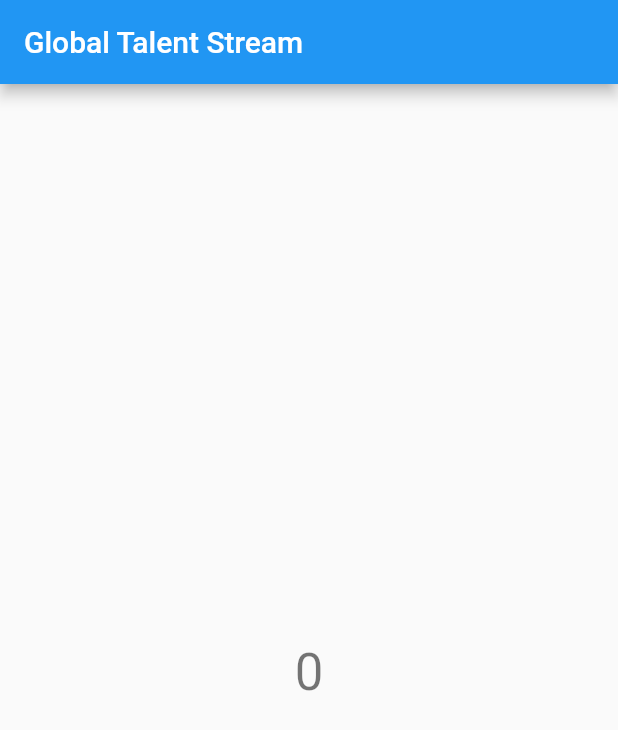
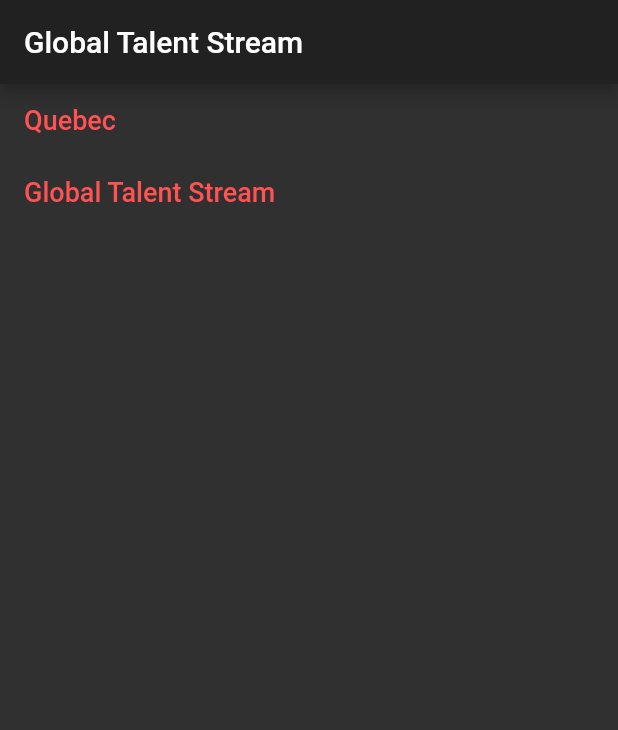
Before and after one commit to piladzisi/canada, a Flutter app: the screen it shows after launch, on a phone screen of 412 x 824 dp. Shown: the top 730 px of the screen. Run offline on Flutter 3.47's test engine with Material 2 defaults, Android fonts, the phone set to English and light mode, and no system bars; Roboto replaces fonts that are missing (Futura).

Commit message:
linkButton

```diff
--- /dev/null
+++ b/canada_app/lib/linkButton.dart
@@ -0,0 +1,33 @@
+import 'package:flutter/material.dart';
+import 'package:url_launcher/url_launcher.dart';
+
+class LinkButton extends StatelessWidget {
+  LinkButton({this.url, this.text});
+
+  final String url;
+  final String text;
+
+  @override
+  Widget build(BuildContext context) {
+    return FlatButton(
+      onPressed: () {
+        _launchURL(url);
+        print('pressed');
+      },
+      child: Text(
+        text,
+        style: TextStyle(
+            color: Colors.redAccent, fontSize: 18.0, fontFamily: 'Futura'),
+      ),
+    );
+  }
+}
+
+_launchURL(url) async {
+  //String url;
+  if (await canLaunch(url)) {
+    await launch(url);
+  } else {
+    throw 'Could not launch $url';
+  }
+}
--- a/canada_app/lib/main.dart
+++ b/canada_app/lib/main.dart
@@ -1,4 +1,5 @@
 import 'package:flutter/material.dart';
+import 'my_home_page.dart';
 
 void main() => runApp(MyApp());
 
@@ -7,86 +8,11 @@ class MyApp extends StatelessWidget {
   @override
   Widget build(BuildContext context) {
     return MaterialApp(
-      title: 'Flutter Demo',
-      theme: ThemeData(
-        // This is the theme of your application.
-        //
-        // Try running your application with "flutter run". You'll see the
-        // application has a blue toolbar. Then, without quitting the app, try
-        // changing the primarySwatch below to Colors.green and then invoke
-        // "hot reload" (press "r" in the console where you ran "flutter run",
-        // or simply save your changes to "hot reload" in a Flutter IDE).
-        // Notice that the counter didn't reset back to zero; the application
-        // is not restarted.
-        primarySwatch: Colors.blue,
+      title: 'Canada ',
+      theme: ThemeData.dark().copyWith(
+        accentColor: Colors.redAccent,
       ),
       home: MyHomePage(title: 'Global Talent Stream'),
     );
   }
 }
-
-class MyHomePage extends StatefulWidget {
-  MyHomePage({Key key, this.title}) : super(key: key);
-
-  // This widget is the home page of your application. It is stateful, meaning
-  // that it has a State object (defined below) that contains fields that affect
-  // how it looks.
-
-  // This class is the configuration for the state. It holds the values (in this
-  // case the title) provided by the parent (in this case the App widget) and
-  // used by the build method of the State. Fields in a Widget subclass are
-  // always marked "final".
-
-  final String title;
-
-  @override
-  _MyHomePageState createState() => _MyHomePageState();
-}
-
-class _MyHomePageState extends State<MyHomePage> {
-  int _counter = 0;
-
-  void _incrementCounter() {
-    setState(() {
-      // This call to setState tells the Flutter framework that something has
-      // changed in this State, which causes it to rerun the build method below
-      // so that the display can reflect the updated values. If we changed
-      // _counter without calling setState(), then the build method would not be
-      // called again, and so nothing would appear to happen.
-      _counter++;
-    });
-  }
-
-  @override
-  Widget build(BuildContext context) {
-    // This method is rerun every time setState is called, for instance as done
-    // by the _incrementCounter method above.
-    //
-    // The Flutter framework has been optimized to make rerunning build methods
-    // fast, so that you can just rebuild anything that needs updating rather
-    // than having to individually change instances of widgets.
-    return Scaffold(
-      appBar: AppBar(
-        // Here we take the value from the MyHomePage object that was created by
-        // the App.build method, and use it to set our appbar title.
-        title: Text(widget.title),
-      ),
-      body: Center(
-        // Center is a layout widget. It takes a single child and positions it
-        // in the middle of the parent.
-        child: Column(
-          mainAxisAlignment: MainAxisAlignment.center,
-          children: <Widget>[
-            Text(
-              '',
-            ),
-            Text(
-              '$_counter',
-              style: Theme.of(context).textTheme.display1,
-            ),
-          ],
-        ),
-      ),
-    );
-  }
-}
--- /dev/null
+++ b/canada_app/lib/my_home_page.dart
@@ -0,0 +1,37 @@
+import 'package:flutter/material.dart';
+import 'linkButton.dart';
+
+class MyHomePage extends StatefulWidget {
+  MyHomePage({Key key, this.title}) : super(key: key);
+  final String title;
+
+  @override
+  _MyHomePageState createState() => _MyHomePageState();
+}
+
+class _MyHomePageState extends State<MyHomePage> {
+  @override
+  Widget build(BuildContext context) {
+    return Scaffold(
+      appBar: AppBar(
+        title: Text(widget.title),
+      ),
+      body: Column(
+        mainAxisAlignment: MainAxisAlignment.start,
+        crossAxisAlignment: CrossAxisAlignment.start,
+        children: <Widget>[
+          LinkButton(
+            url:
+                'https://www.canadavisa.com/quebec-regional-list-occupations-simplified-processing.html#gs.idyglq',
+            text: 'Quebec',
+          ),
+          LinkButton(
+            url:
+                'https://www.canada.ca/en/employment-social-development/services/foreign-workers/global-talent/requirements.html',
+            text: 'Global Talent Stream',
+          ),
+        ],
+      ),
+    );
+  }
+}
--- a/canada_app/pubspec.yaml
+++ b/canada_app/pubspec.yaml
@@ -23,6 +23,7 @@ dependencies:
   # The following adds the Cupertino Icons font to your application.
   # Use with the CupertinoIcons class for iOS style icons.
   cupertino_icons: ^0.1.2
+  url_launcher: ^5.0.3
 
 dev_dependencies:
   flutter_test:
```
Also changed, not shown: canada_app/pubspec.lock, 7 other files.
